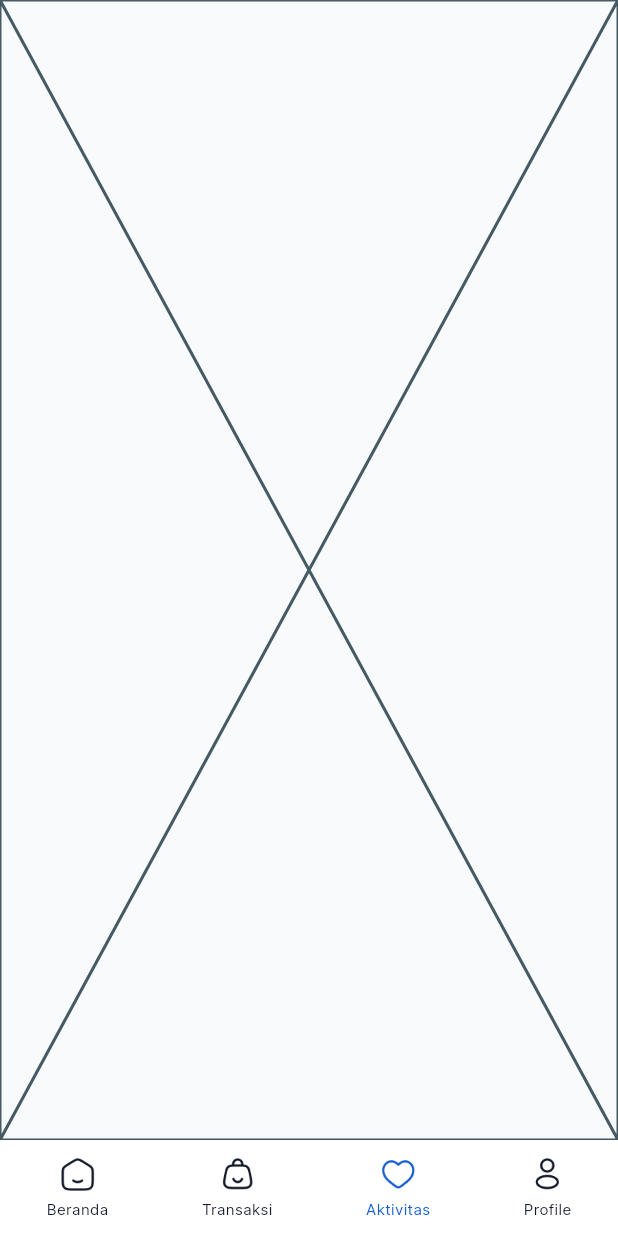
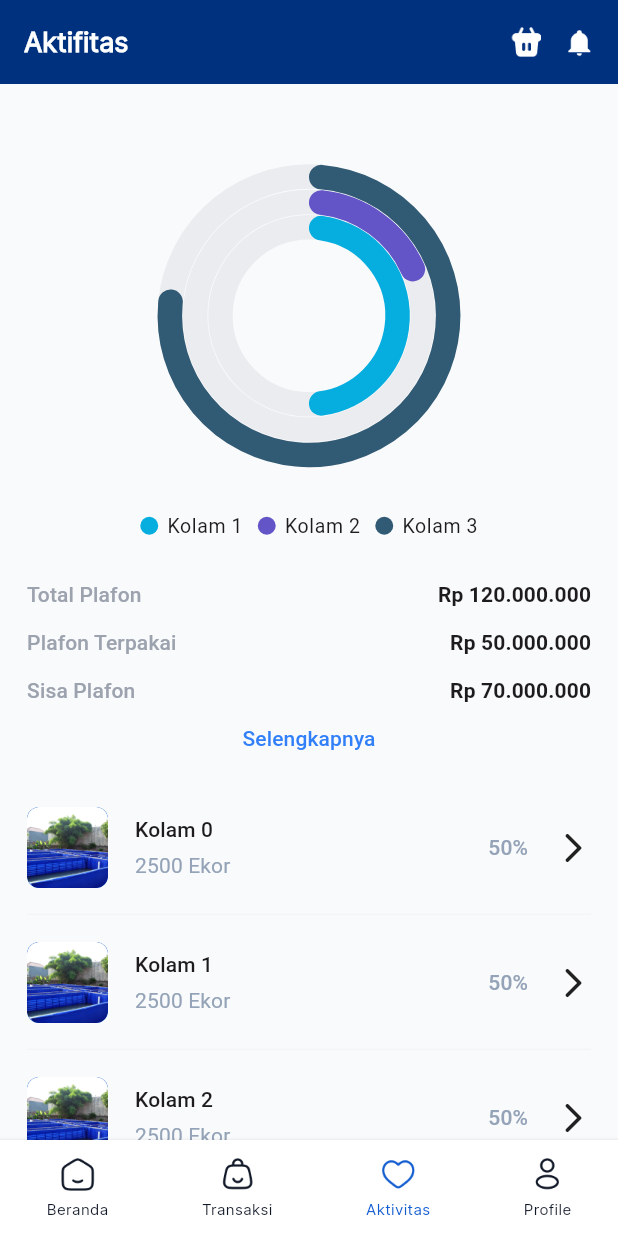
Before and after one commit to minamitra/minamitra-pembudidaya-mobile, a Flutter app: the DashboardPage screen opened directly, item 3 of the bottom bar chosen, on a phone screen of 412 x 824 dp. Run offline on Flutter 3.47's test engine with Material 3 defaults, Android fonts, the light colour scheme and no system bars; our stand-ins replace cached_network_image, carousel_slider, dotted_line, dropdown_button2, equatable, flutter_bloc and 6 more; missing offline and left inert: flutter_regex, flutter_statusbarcolor_ns, linear_progress_bar; accounts and stored records are empty.

Commit message:
✨ Activity Home slice

```diff
--- a/lib/app.dart
+++ b/lib/app.dart
@@ -24,17 +24,17 @@ class _AppState extends State<App> {
       themeMode: ThemeMode.light,
       theme: AppTheme.lightTheme(context),
       darkTheme: AppTheme.darkTheme(context),
-      home: const SplashView(),
+      home: const LoginRegisterPage(),
       builder: (context, child) {
-        Future.delayed(
-          const Duration(seconds: 3),
-          () {
-            _navigator.pushReplacement(AppTransition.pushTransition(
-              const LoginRegisterPage(),
-              LoginRegisterPage.route,
-            ));
-          },
-        );
+        // Future.delayed(
+        //   const Duration(seconds: 3),
+        //   () {
+        //     _navigator.pushReplacement(AppTransition.pushTransition(
+        //       const LoginRegisterPage(),
+        //       LoginRegisterPage.route,
+        //     ));
+        //   },
+        // );
         return child!;
       },
     );
--- a/lib/core/utils/app_assets.dart
+++ b/lib/core/utils/app_assets.dart
@@ -44,4 +44,8 @@ class AppAssets {
   static const String profileImageDummy = "$imagePath/profile.png";
   static const String circleBackdropImage = "$imagePath/circle-backdrop.png";
   static const String startFullIcon = "$iconPath/star-full-icon.png";
+
+  // Activity
+  static const String dymmyActivityImage =
+      "$imagePath/dummy-activity-image.png";
 }
--- /dev/null
+++ b/lib/feature/activity/repositories/chart_dummy.dart
@@ -0,0 +1,15 @@
+class ChartDummy {
+  final String name;
+  final num value;
+
+  ChartDummy({
+    required this.name,
+    required this.value,
+  });
+}
+
+final List<ChartDummy> chartDummyData = [
+  ChartDummy(name: 'Kolam 1', value: 50),
+  ChartDummy(name: 'Kolam 2', value: 20),
+  ChartDummy(name: 'Kolam 3', value: 78),
+];
--- /dev/null
+++ b/lib/feature/activity/view/activity_page.dart
@@ -0,0 +1,19 @@
+import 'package:flutter/material.dart';
+import 'package:minamitra_pembudidaya_mobile/core/components/app_bar.dart';
+import 'package:minamitra_pembudidaya_mobile/feature/activity/view/activity_view.dart';
+
+class ActivityPage extends StatelessWidget {
+  const ActivityPage({super.key});
+
+  static RouteSettings routeSettings() {
+    return const RouteSettings(name: '/activity-page');
+  }
+
+  @override
+  Widget build(BuildContext context) {
+    return Scaffold(
+      appBar: appDefaultAppBarWithBucket(context, "Aktifitas"),
+      body: ActivityView(),
+    );
+  }
+}
--- /dev/null
+++ b/lib/feature/activity/view/activity_view.dart
@@ -0,0 +1,195 @@
+import 'package:flutter/material.dart';
+import 'package:minamitra_pembudidaya_mobile/core/themes/app_color.dart';
+import 'package:minamitra_pembudidaya_mobile/core/utils/app_assets.dart';
+import 'package:minamitra_pembudidaya_mobile/feature/activity/repositories/chart_dummy.dart';
+import 'package:minamitra_pembudidaya_mobile/main.dart';
+import 'package:syncfusion_flutter_charts/charts.dart';
+
+class ActivityView extends StatefulWidget {
+  const ActivityView({super.key});
+
+  @override
+  State<ActivityView> createState() => _ActivityViewState();
+}
+
+class _ActivityViewState extends State<ActivityView> {
+  @override
+  Widget build(BuildContext context) {
+    Widget chartSection() {
+      return Center(
+        child: SfCircularChart(
+          legend: const Legend(
+            isVisible: true,
+            position: LegendPosition.bottom,
+            overflowMode: LegendItemOverflowMode.wrap,
+            isResponsive: true,
+          ),
+          tooltipBehavior: TooltipBehavior(
+            enable: true,
+            format: 'point.x : point.y %',
+          ),
+          series: <CircularSeries>[
+            // Renders radial bar chart
+            RadialBarSeries<ChartDummy, String>(
+              dataSource: chartDummyData,
+              xValueMapper: (ChartDummy data, _) => data.name,
+              yValueMapper: (ChartDummy data, _) => data.value,
+              legendIconType: LegendIconType.circle,
+              cornerStyle: CornerStyle.endCurve,
+              maximumValue: 100.0,
+              name: "Aktifitas",
+              enableTooltip: true,
+              dataLabelMapper: (ChartDummy data, _) => data.name,
+            )
+          ],
+        ),
+      );
+    }
+
+    Widget dataItem(
+      String title,
+      String value,
+    ) {
+      return Row(
+        children: [
+          Text(
+            title,
+            style: appTextTheme(context).titleSmall?.copyWith(
+                  color: AppColor.neutral[400],
+                ),
+          ),
+          const Expanded(child: SizedBox()),
+          Text(
+            value,
+            style: appTextTheme(context).titleSmall?.copyWith(
+                  fontWeight: FontWeight.bold,
+                ),
+          ),
+        ],
+      );
+    }
+
+    Widget data() {
+      return Column(
+        children: [
+          dataItem("Total Plafon", "Rp 120.000.000"),
+          const SizedBox(height: 12.0),
+          dataItem("Plafon Terpakai", "Rp 50.000.000"),
+          const SizedBox(height: 12.0),
+          dataItem("Sisa Plafon", "Rp 70.000.000"),
+        ],
+      );
+    }
+
+    Widget seeAllText() {
+      return InkWell(
+        onTap: () {},
+        child: Text(
+          "Selengkapnya",
+          textAlign: TextAlign.center,
+          style: appTextTheme(context).titleSmall?.copyWith(
+                fontWeight: FontWeight.w500,
+                color: AppColor.primary[500],
+              ),
+        ),
+      );
+    }
+
+    Widget activityItem({
+      required String title,
+      required String value,
+      required String percentage,
+      void Function()? onTap,
+    }) {
+      return InkWell(
+        onTap: onTap,
+        child: Column(
+          children: [
+            const SizedBox(height: 18.0),
+            Row(
+              children: [
+                Container(
+                  width: 54.0,
+                  height: 54.0,
+                  decoration: BoxDecoration(
+                    borderRadius: BorderRadius.circular(8.0),
+                    color: AppColor.primary,
+                    image: const DecorationImage(
+                      image: AssetImage(AppAssets.dymmyActivityImage),
+                      fit: BoxFit.cover,
+                    ),
+                  ),
+                ),
+                const SizedBox(width: 18.0),
+                Expanded(
+                  child: Column(
+                    crossAxisAlignment: CrossAxisAlignment.start,
+                    children: [
+                      Text(
+                        title,
+                        style: appTextTheme(context).titleSmall,
+                      ),
+                      const SizedBox(height: 4.0),
+                      Text(
+                        value,
+                        style: appTextTheme(context).titleSmall?.copyWith(
+                              color: const Color(0xFF94A3B8),
+                              fontWeight: FontWeight.w400,
+                            ),
+                      ),
+                    ],
+                  ),
+                ),
+                Text(
+                  percentage,
+                  style: appTextTheme(context).titleSmall?.copyWith(
+                        color: const Color(0xFF94A3B8),
+                        fontWeight: FontWeight.w500,
+                      ),
+                ),
+                const SizedBox(width: 18.0),
+                Icon(
+                  Icons.arrow_forward_ios_rounded,
+                )
+              ],
+            ),
+            const SizedBox(height: 18.0),
+            const Divider(
+              color: Color(0xFFF3F6F9),
+              height: 0,
+              thickness: 1.0,
+            )
+          ],
+        ),
+      );
+    }
+
+    List<Widget> listActivityItem() {
+      return List.generate(
+        3,
+        (index) {
+          return activityItem(
+            title: "Kolam $index",
+            value: "2500 Ekor",
+            percentage: "50%",
+            onTap: () {},
+          );
+        },
+      );
+    }
+
+    return ListView(
+      padding: const EdgeInsets.symmetric(horizontal: 18.0),
+      children: [
+        const SizedBox(height: 18.0),
+        chartSection(),
+        const SizedBox(height: 12.0),
+        data(),
+        const SizedBox(height: 12.0),
+        seeAllText(),
+        const SizedBox(height: 18.0),
+        ...listActivityItem(),
+      ],
+    );
+  }
+}
--- a/lib/feature/dashboard/views/dashboard_page.dart
+++ b/lib/feature/dashboard/views/dashboard_page.dart
@@ -1,3 +1,4 @@
+import 'package:minamitra_pembudidaya_mobile/feature/activity/view/activity_page.dart';
 import 'package:minamitra_pembudidaya_mobile/feature/dashboard/components/dashboard_bottom_navigation_bar.dart';
 import 'package:flutter/material.dart';
 import 'package:minamitra_pembudidaya_mobile/feature/home/views/home_page.dart';
@@ -19,7 +20,7 @@ class _DashboardPageState extends State<DashboardPage> {
   final List<Widget> currentScrenList = const [
     HomePage(),
     TransactionPage(),
-    Placeholder(),
+    ActivityPage(),
     ProfilePage(),
   ];
 
--- a/pubspec.yaml
+++ b/pubspec.yaml
@@ -53,6 +53,7 @@ dependencies:
   flutter_regex: ^0.0.3
   top_snackbar_flutter: ^3.1.0
   dotted_line: ^3.2.2
+  syncfusion_flutter_charts: ^26.2.8
 
 dev_dependencies:
   flutter_test:
```
Also changed, not shown: assets/images/dummy-activity-image.png (added), pubspec.lock.
